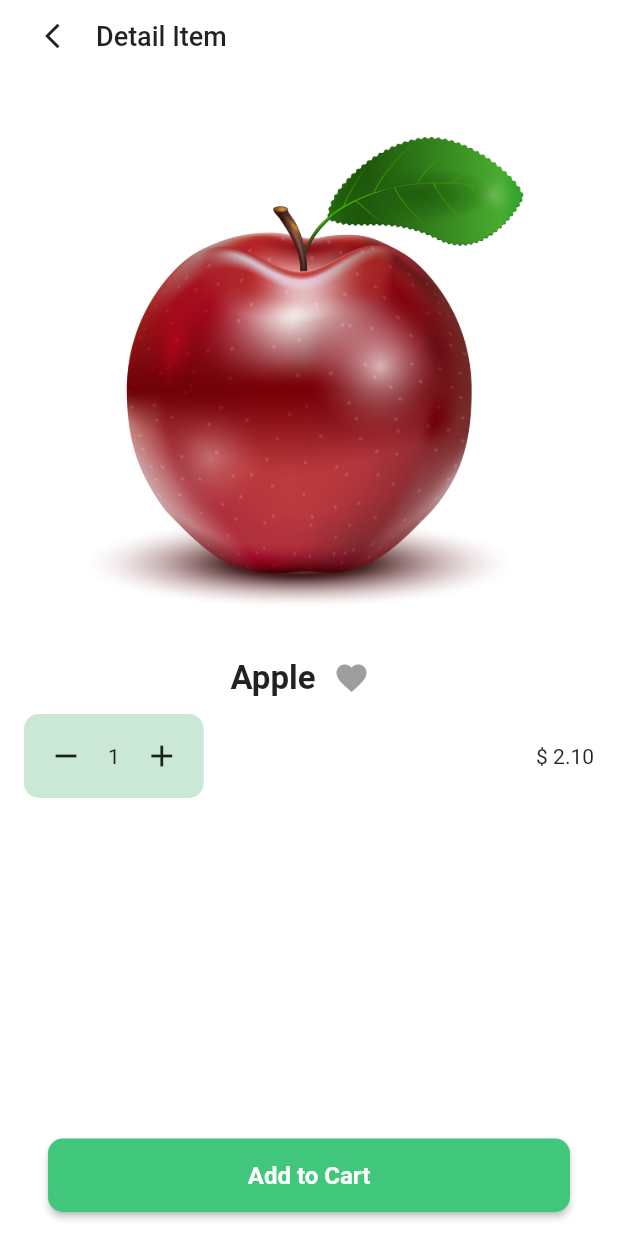
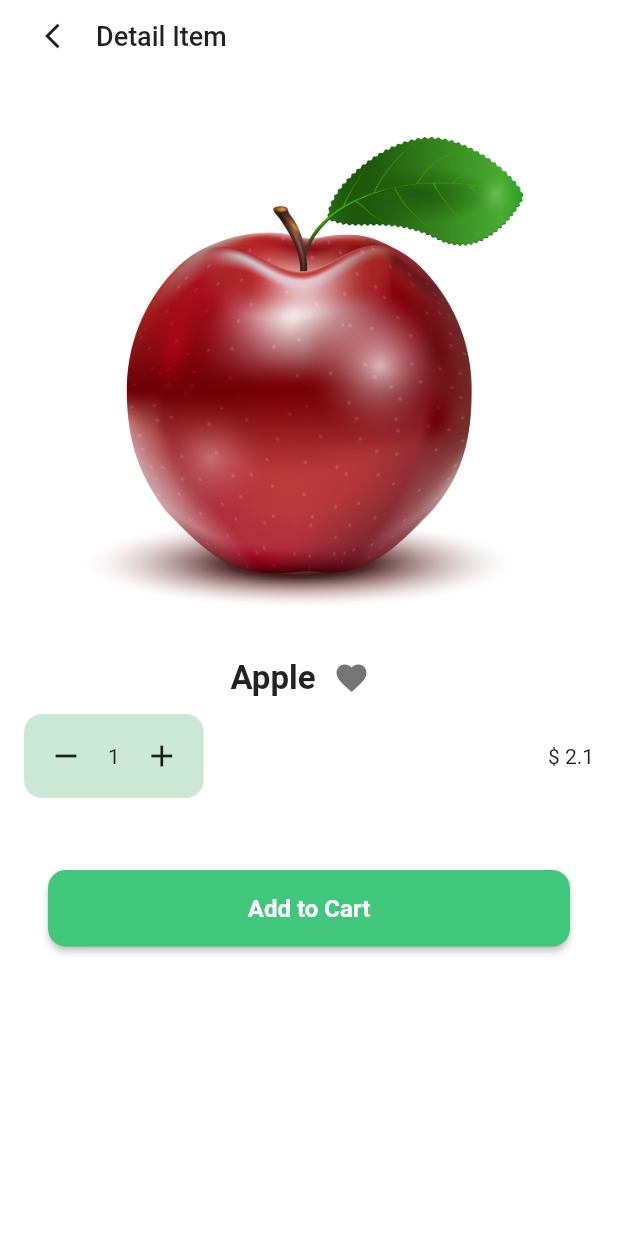
Before and after one commit to juliakowalikk/grocery-cubit, a Flutter app: the screen it shows after launch, after a tap on the "shopping cart" icon, on a phone screen of 412 x 824 dp. Run offline on Flutter 3.47's test engine with Material 2 defaults, Android fonts, the phone set to English and light mode, and no system bars; our stand-ins replace equatable, flutter_bloc; generated files the repository leaves out were written again.

Commit message:
Code refractor

```diff
--- a/lib/l10n/app_en.arb
+++ b/lib/l10n/app_en.arb
@@ -15,5 +15,6 @@
   "detailItem": "Detail Item",
   "emptyCart": "Oops! Your cart is empty",
   "emptySubtitle": "Let's go buy something",
-  "addFav": "Add something on the product page"
+  "addFav": "Add something on the product page",
+  "productPrice": " $ {sum}"
 }
--- a/lib/main.dart
+++ b/lib/main.dart
@@ -5,14 +5,10 @@ import 'package:flutter_localizations/flutter_localizations.dart';
 import 'package:grocery_cubit/cubit/grocery_cubit.dart';
 import 'package:grocery_cubit/pages/home_page/home_page.dart';
 
-void main() {
-  runApp(const MyApp());
-}
+void main() => runApp(const MyApp());
 
 class MyApp extends StatelessWidget {
-  const MyApp({
-    super.key,
-  });
+  const MyApp({super.key});
 
   @override
   Widget build(BuildContext context) => BlocProvider(
--- a/lib/pages/grocery_page/grocery_page.dart
+++ b/lib/pages/grocery_page/grocery_page.dart
@@ -4,38 +4,31 @@ import 'package:flutter_gen/gen_l10n/app_localizations.dart';
 import 'package:grocery_cubit/cubit/grocery_cubit.dart';
 import 'package:grocery_cubit/cubit/grocery_state.dart';
 import 'package:grocery_cubit/pages/grocery_page/widgets/grocery_page_product_tile.dart';
-import 'package:grocery_cubit/pages/style/app_typography.dart';
+import 'package:grocery_cubit/style/app_typography.dart';
+import 'package:grocery_cubit/style/dimens.dart';
 
-class GroceryPage extends StatefulWidget {
-  const GroceryPage({
-    super.key,
-  });
+class GroceryPage extends StatelessWidget {
+  const GroceryPage({super.key});
 
   @override
-  State<GroceryPage> createState() => _HomePageState();
-}
-
-class _HomePageState extends State<GroceryPage> {
-  @override
   Widget build(BuildContext context) => BlocBuilder<GroceryCubit, GroceryState>(
-        builder: (context, state) {
-          return SafeArea(
+        builder: (context, state) => SafeArea(
           child: Column(
             crossAxisAlignment: CrossAxisAlignment.start,
             children: [
               Padding(
-                  padding: const EdgeInsets.all(16.0),
+                padding: const EdgeInsets.all(Dimens.xl),
                 child: Text(
                   Strings.of(context).buyGroceries,
                   style: AppTypography.style4,
                 ),
               ),
               GridView.builder(
-                  padding: const EdgeInsets.all(8),
+                padding: const EdgeInsets.all(Dimens.xm),
                 shrinkWrap: true,
                 itemCount: state.allProducts.length,
                 itemBuilder: (context, index) => Padding(
-                    padding: const EdgeInsets.all(8.0),
+                  padding: const EdgeInsets.all(Dimens.xm),
                   child: ProductTile(product: state.allProducts[index]),
                 ),
                 gridDelegate: const SliverGridDelegateWithFixedCrossAxisCount(
@@ -43,7 +36,6 @@ class _HomePageState extends State<GroceryPage> {
               ),
             ],
           ),
-          );
-        },
+        ),
       );
 }
--- a/lib/pages/grocery_page/widgets/grocery_page_product_tile.dart
+++ b/lib/pages/grocery_page/widgets/grocery_page_product_tile.dart
@@ -1,21 +1,24 @@
 import 'package:flutter/material.dart';
+import 'package:flutter_gen/gen_l10n/app_localizations.dart';
 import 'package:grocery_cubit/pages/product_page/product_page.dart';
-import 'package:grocery_cubit/pages/style/app_typography.dart';
 import 'package:grocery_cubit/product.dart';
+import 'package:grocery_cubit/style/app_colors.dart';
+import 'package:grocery_cubit/style/app_typography.dart';
+import 'package:grocery_cubit/style/dimens.dart';
 
 class ProductTile extends StatelessWidget {
   final Product product;
   const ProductTile({super.key, required this.product});
 
   @override
-  Widget build(BuildContext context) {
-    String price = product.price.toStringAsFixed(2);
-    return Container(
+  Widget build(BuildContext context) => Container(
         decoration: BoxDecoration(
-          color: Colors.white,
-          borderRadius: BorderRadius.circular(10),
-          border: Border.all(color: Colors.grey.shade300)),
-      child: Column(mainAxisAlignment: MainAxisAlignment.center, children: [
+            color: backgroundColor,
+            borderRadius: const BorderRadius.all(Radius.circular(Dimens.m)),
+            border: Border.all(color: grey)),
+        child: Column(
+          mainAxisAlignment: MainAxisAlignment.center,
+          children: [
             Image.asset(
               product.image,
               height: 70,
@@ -26,32 +29,33 @@ class ProductTile extends StatelessWidget {
             ),
             Padding(
               padding: const EdgeInsets.all(16.0),
-          child: Row(children: [
-            Text('\$ $price'),
+              child: Row(
+                children: [
+                  Text(Strings.of(context)
+                      .productPrice(product.price.toStringAsFixed(2))),
                   const Spacer(),
                   Container(
-              decoration: BoxDecoration(
-                  color: const Color(0xFFCBE8D6),
-                  borderRadius: BorderRadius.circular(10)),
+                    decoration: const BoxDecoration(
+                      color: lightGreen,
+                      borderRadius: BorderRadius.all(Radius.circular(Dimens.m)),
+                    ),
                     child: IconButton(
                       onPressed: () => Navigator.push(
                         context,
                         MaterialPageRoute(
-                        builder: (context) => ProductPage(
-                              product: Product(
-                                  itemName: product.itemName,
-                                  price: product.price,
-                                  image: product.image),
-                            ))),
+                            builder: (context) =>
+                                ProductPage(product: product)),
+                      ),
                       icon: const Icon(
                         Icons.shopping_cart,
-                  color: Color(0xFF40C77C),
+                        color: green,
                       ),
                     ),
                   ),
-          ]),
+                ],
               ),
-      ]),
+            ),
+          ],
+        ),
       );
 }
-}
--- a/lib/pages/home_page/home_page.dart
+++ b/lib/pages/home_page/home_page.dart
@@ -6,6 +6,7 @@ import 'package:grocery_cubit/cubit/grocery_state.dart';
 import 'package:grocery_cubit/pages/cart_page/cart_page.dart';
 import 'package:grocery_cubit/pages/favourite_page/favourite_page.dart';
 import 'package:grocery_cubit/pages/grocery_page/grocery_page.dart';
+import 'package:grocery_cubit/style/app_colors.dart';
 
 List<Widget> bodies = const [
   GroceryPage(),
@@ -22,13 +23,12 @@ class HomePage extends StatefulWidget {
 
 class _HomePageState extends State<HomePage> {
   int currentIndex = 0;
+
   @override
-  Widget build(BuildContext context) {
-    return BlocBuilder<GroceryCubit, GroceryState>(
-      builder: (context, state) {
-        return Scaffold(
+  Widget build(BuildContext context) => BlocBuilder<GroceryCubit, GroceryState>(
+        builder: (context, state) => Scaffold(
           bottomNavigationBar: BottomNavigationBar(
-            selectedItemColor: const Color(0xFF40C77C),
+            selectedItemColor: green,
             currentIndex: currentIndex,
             onTap: _onItemTapped,
             items: [
@@ -44,14 +44,8 @@ class _HomePageState extends State<HomePage> {
             ],
           ),
           body: bodies[currentIndex],
-        );
-      },
-    );
-  }
+        ),
+      );
 
-  void _onItemTapped(int index) {
-    setState(() {
-      currentIndex = index;
-    });
-  }
+  void _onItemTapped(int index) => setState(() => currentIndex = index);
 }
--- a/lib/pages/product_page/product_page.dart
+++ b/lib/pages/product_page/product_page.dart
@@ -1,18 +1,17 @@
-import 'dart:math';
-
 import 'package:flutter/material.dart';
 import 'package:flutter_bloc/flutter_bloc.dart';
 import 'package:flutter_gen/gen_l10n/app_localizations.dart';
 import 'package:grocery_cubit/cubit/grocery_cubit.dart';
 import 'package:grocery_cubit/cubit/grocery_state.dart';
-import 'package:grocery_cubit/pages/style/app_typography.dart';
 import 'package:grocery_cubit/product.dart';
-import 'package:grocery_cubit/widgets/buttons.dart';
+import 'package:grocery_cubit/style/app_colors.dart';
+import 'package:grocery_cubit/style/app_typography.dart';
+import 'package:grocery_cubit/style/dimens.dart';
+import 'package:grocery_cubit/widgets/button.dart';
 import 'package:grocery_cubit/widgets/product_counter.dart';
 
 class ProductPage extends StatefulWidget {
   final Product product;
-
   const ProductPage({super.key, required this.product});
 
   @override
@@ -21,35 +20,32 @@ class ProductPage extends StatefulWidget {
 
 class _ProductPageState extends State<ProductPage> {
   int amount = 1;
-  bool isPressed = false;
+  bool isFavourite = false;
 
   @override
   Widget build(BuildContext context) {
-    String price = widget.product.price.toStringAsFixed(2);
     return ScaffoldMessenger(
       child: BlocListener<GroceryCubit, GroceryState>(
         listener: _listener,
         child: Scaffold(
-          backgroundColor: Colors.white,
+          backgroundColor: backgroundColor,
           body: BlocBuilder<GroceryCubit, GroceryState>(
-            builder: (context, state) {
-              return SafeArea(
+            builder: (context, state) => SafeArea(
               child: Center(
                 child: Padding(
-                    padding: const EdgeInsets.symmetric(horizontal: 16),
+                  padding: const EdgeInsets.symmetric(horizontal: Dimens.xl),
                   child: Column(
                     crossAxisAlignment: CrossAxisAlignment.start,
                     children: [
                       Row(
                         children: [
                           IconButton(
-                                onPressed: () {
-                                  Navigator.pop(context);
-                                },
+                            onPressed: () => Navigator.pop(context),
                             icon: const Icon(
                               Icons.arrow_back_ios,
                               size: 20,
-                                )),
+                            ),
+                          ),
                           Text(
                             Strings.of(context).detailItem,
                             style: AppTypography.style4,
@@ -66,51 +62,47 @@ class _ProductPageState extends State<ProductPage> {
                           ),
                           IconButton(
                             onPressed: () {
-                                  context.read<GroceryCubit>().addToFavourite(
-                                        Product(
-                                            itemName: widget.product.itemName,
-                                            price: widget.product.price,
-                                            image: widget.product.image),
-                                      );
-                                  setState(() {
-                                    isPressed = !isPressed;
-                                  });
+                              context
+                                  .read<GroceryCubit>()
+                                  .addToFavourite(widget.product);
+                              setState(() => isFavourite = !isFavourite);
                             },
-                                icon: Icon(Icons.favorite,
-                                    color:
-                                        isPressed ? Colors.pink : Colors.grey)),
+                            icon: Icon(
+                              Icons.favorite,
+                              color: isFavourite ? pink : darkGrey,
+                            ),
+                          ),
                         ],
                       ),
                       Row(
                         children: [
                           ProductCounter(
-                              amountOfProducts: amount,
-                              increment: () => setState(
-                                () => amount++,
-                              ),
-                              decrement: () => setState(() {
-                                amount--;
-                                amount = max(amount - 1, 0);
+                            amount: amount,
+                            onIncrement: () => setState(() => amount++),
+                            onDecrement: () => setState(() {
+                              if (amount > 1) amount--;
                             }),
-                              color: const Color(0xFFCBE8D6),
+                            color: lightGreen,
                           ),
                           const Spacer(),
-                            Text('\$ $price'),
+                          Text(Strings.of(context)
+                              .productPrice(widget.product.price)),
                         ],
                       ),
-                        const Spacer(),
-                        Button(
+                      Padding(
+                        padding: const EdgeInsets.only(top: Dimens.xxl),
+                        child: Button(
                           title: Strings.of(context).addToCart,
                           onPressed: () => context
                               .read<GroceryCubit>()
                               .addProduct(amount, widget.product),
+                        ),
                       )
                     ],
                   ),
                 ),
               ),
-              );
-            },
+            ),
           ),
         ),
       ),
@@ -119,20 +111,19 @@ class _ProductPageState extends State<ProductPage> {
 
   void _listener(BuildContext context, GroceryState state) {
     if (state is GroceryAddedToCart) {
+      showSnackBar(
+          context, 'The product has been successfully added to the cart!');
+    } else if (state is FavouriteGrocery) {
+      showSnackBar(context, 'You added this product to favourite!');
+    }
+  }
+
+  showSnackBar(BuildContext context, String message) {
     ScaffoldMessenger.of(context).showSnackBar(
       SnackBar(
-          backgroundColor: Colors.blue.shade100,
-          content: const Text(
-              'The product has been successfully added to the cart!'),
-        ),
-      );
-    } else if (state is FavouriteGrocery) {
-      ScaffoldMessenger.of(context).showSnackBar(
-        SnackBar(
-          backgroundColor: Colors.blue.shade100,
-          content: const Text('You added this product to favourite!'),
+        backgroundColor: lightGreen,
+        content: Text(message),
       ),
     );
   }
 }
-}
--- a/lib/product.dart
+++ b/lib/product.dart
@@ -5,8 +5,11 @@ class Product extends Equatable {
   final double price;
   final String image;
 
-  const Product(
-      {required this.itemName, required this.price, required this.image});
+  const Product({
+    required this.itemName,
+    required this.price,
+    required this.image,
+  });
 
   @override
   List<Object?> get props => [itemName, price, image];
--- /dev/null
+++ b/lib/style/app_colors.dart
@@ -0,0 +1,8 @@
+import 'package:flutter/material.dart';
+
+const Color backgroundColor = Color(0xFFFFFFFF);
+const Color lightGreen = Color(0xFFCBE8D6);
+const Color green = Color(0xFF40C77C);
+const Color grey = Color(0xFFE0E0E0);
+const Color darkGrey = Color(0xFF757575);
+const Color pink = Color(0xFFD71A60);
--- /dev/null
+++ b/lib/style/dimens.dart
@@ -0,0 +1,11 @@
+class Dimens {
+  Dimens._();
+  static const double xxs = 1;
+  static const double xs = 2;
+  static const double s = 4;
+  static const double xm = 8;
+  static const double m = 12;
+  static const double l = 14;
+  static const double xl = 16;
+  static const double xxl = 32;
+}
--- /dev/null
+++ b/lib/widgets/button.dart
@@ -0,0 +1,39 @@
+import 'package:flutter/material.dart';
+import 'package:grocery_cubit/style/app_colors.dart';
+import 'package:grocery_cubit/style/app_typography.dart';
+import 'package:grocery_cubit/style/dimens.dart';
+
+class Button extends StatelessWidget {
+  final String title;
+  final Function() onPressed;
+
+  const Button({
+    super.key,
+    required this.title,
+    required this.onPressed,
+  });
+
+  @override
+  Widget build(BuildContext context) => SizedBox(
+        width: double.infinity,
+        child: Padding(
+          padding: const EdgeInsets.all(Dimens.xl),
+          child: ElevatedButton(
+            onPressed: () => onPressed(),
+            style: ElevatedButton.styleFrom(
+                backgroundColor: green,
+                shape: const RoundedRectangleBorder(
+                  borderRadius: BorderRadius.all(Radius.circular(Dimens.m)),
+                )),
+            child: Padding(
+              padding: const EdgeInsets.symmetric(
+                  horizontal: Dimens.xxl, vertical: Dimens.xl),
+              child: Text(
+                title,
+                style: AppTypography.style2,
+              ),
+            ),
+          ),
+        ),
+      );
+}
--- a/lib/widgets/buttons.dart
+++ /dev/null
@@ -1,34 +0,0 @@
-import 'package:flutter/material.dart';
-
-import '../pages/style/app_typography.dart';
-
-class Button extends StatelessWidget {
-  const Button({super.key, required this.title, required this.onPressed});
-
-  final String title;
-  final Function() onPressed;
-
-  @override
-  Widget build(BuildContext context) => SizedBox(
-        width: double.infinity,
-        child: Padding(
-          padding: const EdgeInsets.all(16.0),
-          child: ElevatedButton(
-            onPressed: onPressed,
-            style: ElevatedButton.styleFrom(
-                backgroundColor: const Color(0xFF40C77C),
-                shape: RoundedRectangleBorder(
-                    borderRadius: BorderRadius.circular(10))),
-            child: Padding(
-              padding: const EdgeInsets.symmetric(horizontal: 30, vertical: 15),
-              child: Text(
-                title,
-                style: AppTypography.style2,
-              ),
-            ),
-          ),
-        ),
-      );
-}
-
-//Strings.of(context).buy
--- a/lib/widgets/product_counter.dart
+++ b/lib/widgets/product_counter.dart
@@ -1,39 +1,41 @@
 import 'package:flutter/material.dart';
+import 'package:grocery_cubit/style/dimens.dart';
 
 class ProductCounter extends StatelessWidget {
-  const ProductCounter(
-      {super.key,
-      required this.amountOfProducts,
-      required this.increment,
-      required this.decrement,
-      required this.color});
+  final int amount;
+  final Function onIncrement;
+  final Function onDecrement;
+  final Color color;
 
-  final int amountOfProducts;
-  final Function() increment;
-  final Function() decrement;
-  final Color color;
+  const ProductCounter({
+    super.key,
+    required this.amount,
+    required this.onIncrement,
+    required this.onDecrement,
+    required this.color,
+  });
 
   @override
   Widget build(BuildContext context) => Container(
         decoration: BoxDecoration(
           color: color,
-          borderRadius: BorderRadius.circular(10),
+          borderRadius: const BorderRadius.all(Radius.circular(Dimens.m)),
         ),
         child: Row(
           mainAxisSize: MainAxisSize.min,
           children: [
             Padding(
-              padding: const EdgeInsets.all(4.0),
+              padding: const EdgeInsets.all(Dimens.s),
               child: IconButton(
-                onPressed: () => decrement(),
+                onPressed: () => onDecrement(),
                 icon: const Icon(Icons.remove),
               ),
             ),
-            Text('$amountOfProducts'),
+            Text('$amount'),
             Padding(
-              padding: const EdgeInsets.all(4.0),
+              padding: const EdgeInsets.all(Dimens.s),
               child: IconButton(
-                onPressed: () => increment(),
+                onPressed: () => onIncrement(),
                 icon: const Icon(Icons.add),
               ),
             ),
```
Also changed, not shown: lib/cubit/grocery_cubit.dart (+31 -8 lines), lib/pages/cart_page/cart_page.dart (+17 -18 lines), lib/pages/cart_page/widgets/cart_page_list_view.dart (+16 -20 lines), lib/pages/favourite_page/favourite_page.dart (+12 -20 lines), lib/widgets/grocery_list_tile.dart (+33 -30 lines), lib/style/app_typography.dart (renamed from lib/pages/style/app_typography.dart). Lines whose indentation alone changed are shown as unchanged.
